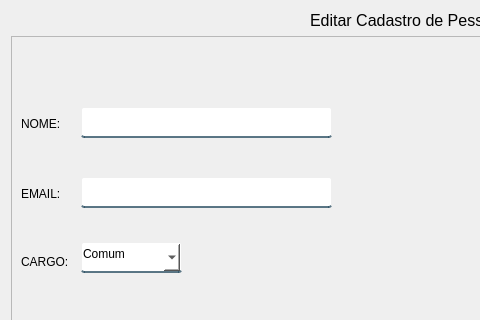
Before: the Qt Designer form App/view/ui/editarPessoa.ui in Senac-SOR-ADS/Mapa-de-Sala, drawn with Qt 5; both pictures show x 0 to 480 and y 0 to 320 of the 821 by 662 pixel window.
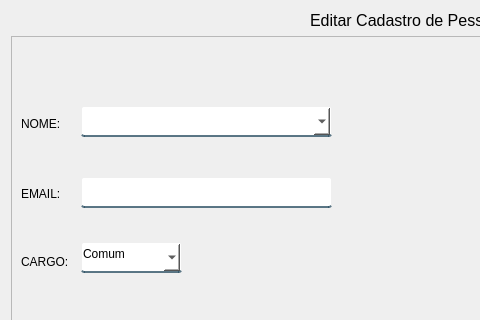
After: the same form once the commit is applied.

Commit message:
Editar Pessoas alterado (#171)
alteração na tela de editarPessoa. Adicionado o comboBox no campo de nome

What changed in the file:
```diff
--- a/App/view/ui/editarPessoa.ui
+++ b/App/view/ui/editarPessoa.ui
@@ -143,19 +143,6 @@
        <string>TELEFONE:</string>
       </property>
      </widget>
-     <widget class="QLineEdit" name="nomePessoas">
-      <property name="geometry">
-       <rect>
-        <x>70</x>
-        <y>71</y>
-        <width>251</width>
-        <height>31</height>
-       </rect>
-      </property>
-      <property name="text">
-       <string/>
-      </property>
-     </widget>
      <widget class="QLineEdit" name="cpfCnpj">
       <property name="geometry">
        <rect>
@@ -238,6 +225,19 @@
        </property>
       </item>
      </widget>
+     <widget class="QComboBox" name="nomePessoas">
+      <property name="geometry">
+       <rect>
+        <x>70</x>
+        <y>70</y>
+        <width>251</width>
+        <height>31</height>
+       </rect>
+      </property>
+      <property name="cursor">
+       <cursorShape>PointingHandCursor</cursorShape>
+      </property>
+     </widget>
     </widget>
    </item>
    <item>
```
Left out of the diff: 1 changed line with no effect on the pictures. The commit also changes 1 other file.
